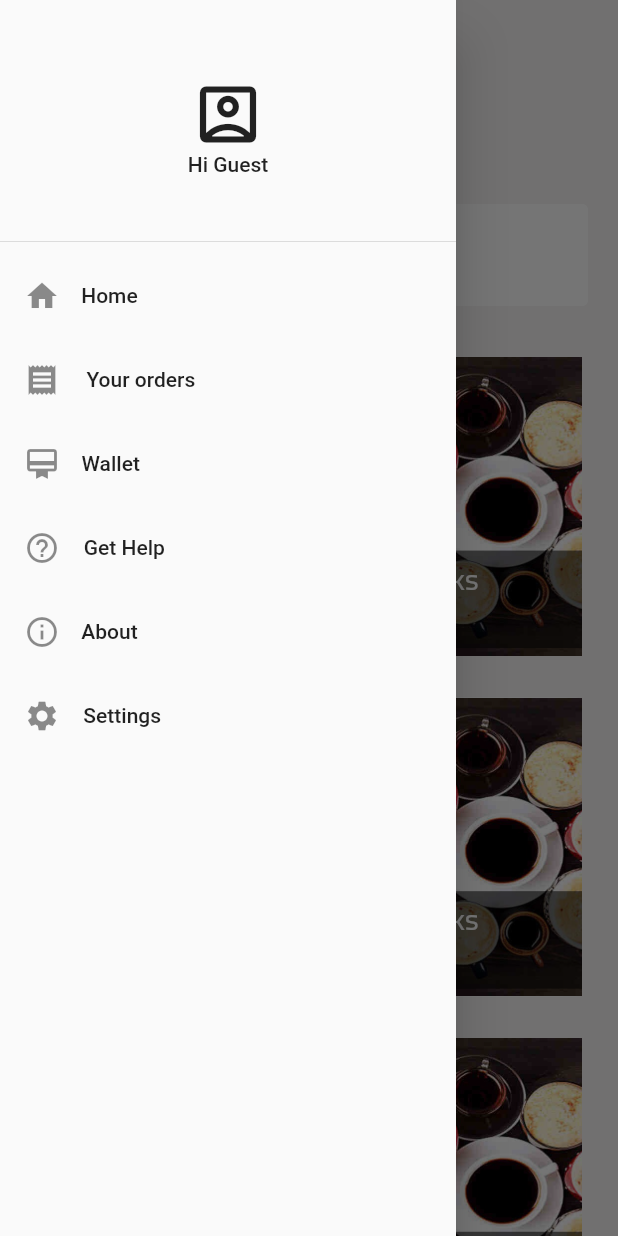
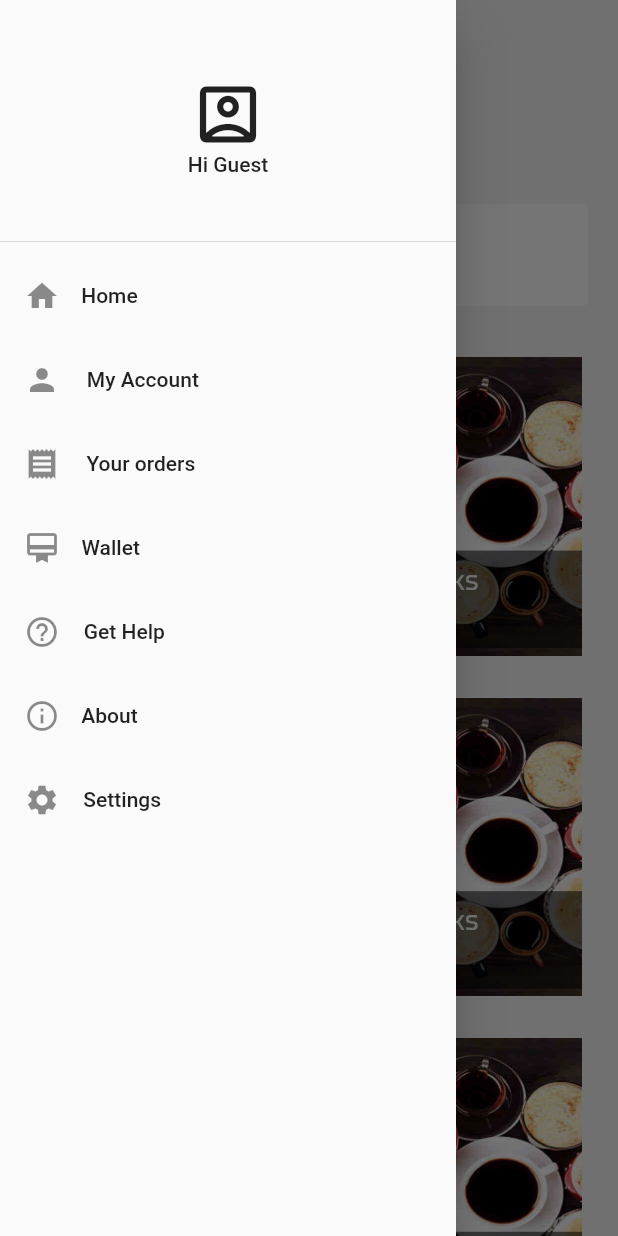
Before and after one commit to MK-Programer/miu_buffet, a Flutter app: the screen it shows after launch, with the side drawer open, on a phone screen of 412 x 824 dp. Run offline on Flutter 3.47's test engine with Material 2 defaults, Android fonts, the phone set to English and light mode, and no system bars.

Commit message:
Update side_menu_bar.dart

```diff
--- a/lib/shared/widgets/side_menu_bar.dart
+++ b/lib/shared/widgets/side_menu_bar.dart
@@ -22,9 +22,9 @@ class SideBar extends StatelessWidget {
             ),
           ),
           ListTile(
-            leading: new Icon(Icons.home),
+            leading: Icon(Icons.home),
             title: Align(
-              child: new Text('Home'),
+              child: Text('Home'),
               alignment: Alignment(-1.2, 0),
             ),
             onTap: () {
@@ -32,41 +32,51 @@ class SideBar extends StatelessWidget {
             },
           ),
           ListTile(
-            leading: new Icon(Icons.receipt),
+            leading: Icon(Icons.person),
             title: Align(
-              child: new Text('Your orders'),
+              child: Text('My Account'),
+              alignment: Alignment(-1.2, 0),
+            ),
+            onTap: () {
+              Navigator.pushNamed(context, '/');
+            },
+          ),
+          ListTile(
+            leading: Icon(Icons.receipt),
+            title: Align(
+              child: Text('Your orders'),
               alignment: Alignment(-1.2, 0),
             ),
             onTap: () {},
           ),
           ListTile(
-            leading: new Icon(Icons.wallet_membership),
+            leading: Icon(Icons.wallet_membership),
             title: Align(
-              child: new Text('Wallet'),
+              child: Text('Wallet'),
               alignment: Alignment(-1.2, 0),
             ),
             onTap: () {},
           ),
           ListTile(
-            leading: new Icon(Icons.help_outline),
+            leading: Icon(Icons.help_outline),
             title: Align(
-              child: new Text('Get Help'),
+              child: Text('Get Help'),
               alignment: Alignment(-1.2, 0),
             ),
             onTap: () {},
           ),
           ListTile(
-            leading: new Icon(Icons.info_outline),
+            leading: Icon(Icons.info_outline),
             title: Align(
-              child: new Text('About'),
+              child: Text('About'),
               alignment: Alignment(-1.2, 0),
             ),
             onTap: () {},
           ),
           ListTile(
-            leading: new Icon(Icons.settings),
+            leading: Icon(Icons.settings),
             title: Align(
-              child: new Text('Settings'),
+              child: Text('Settings'),
               alignment: Alignment(-1.2, 0),
             ),
             onTap: () {
```
